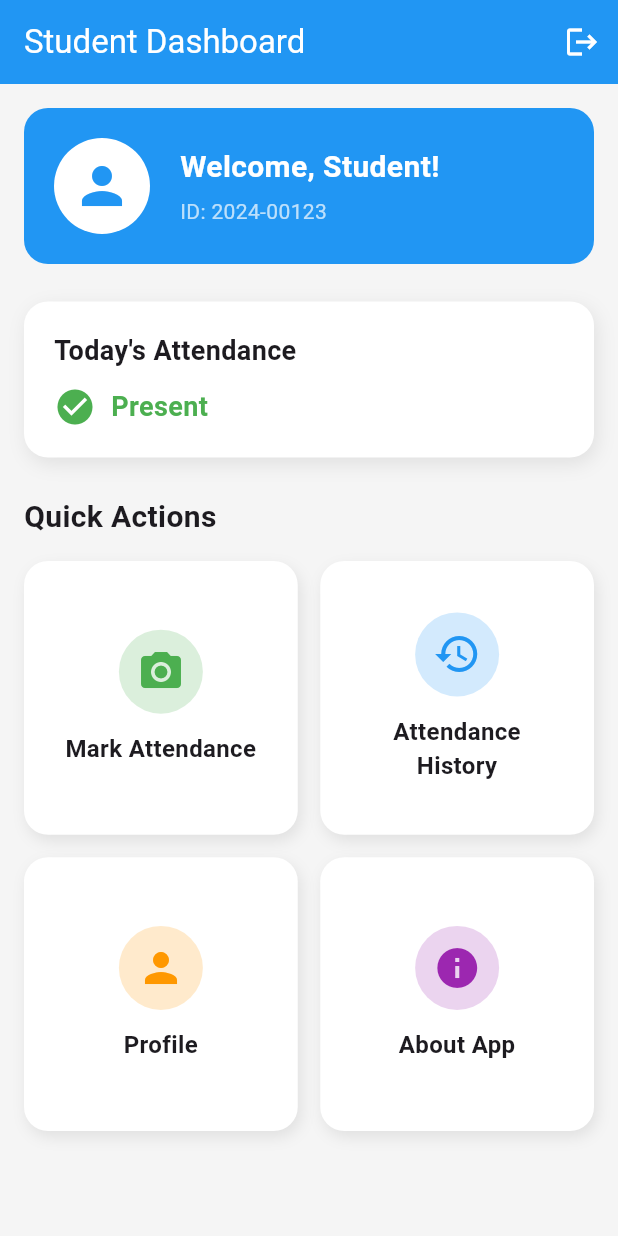
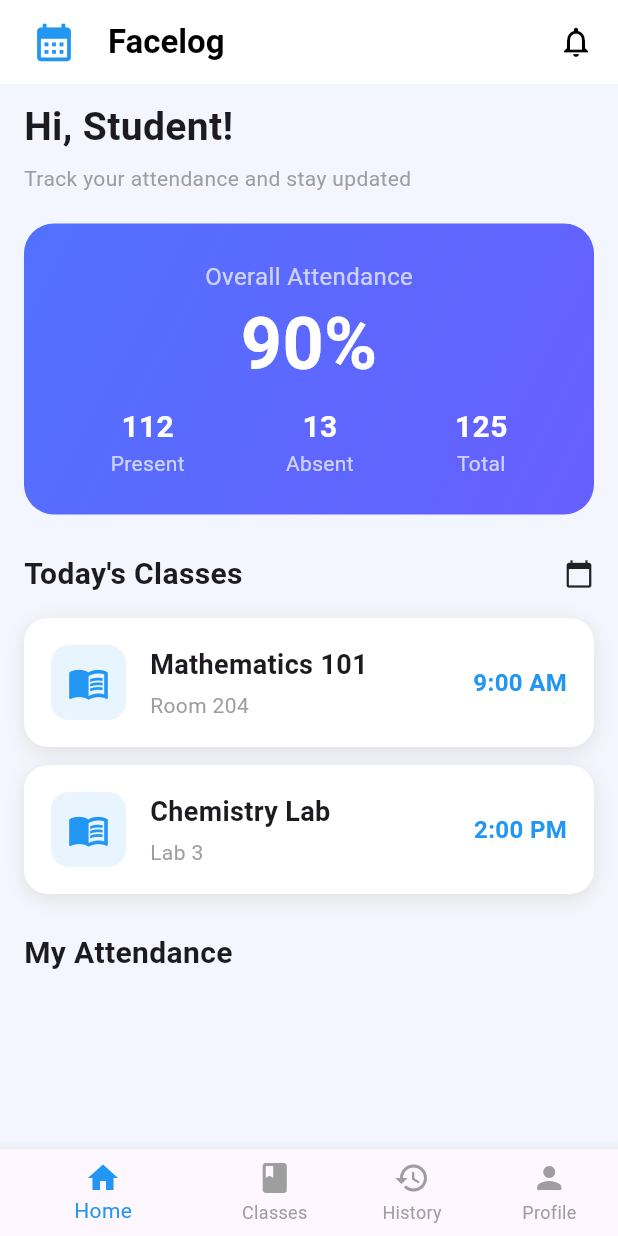
Before and after one commit to Nant23/facelog, a Flutter app: the StudentHome screen opened directly, on a phone screen of 412 x 824 dp. Run offline on Flutter 3.47's test engine with Material 3 defaults, Android fonts, the phone set to English and light mode, and no system bars; our stand-ins replace cloud_firestore, firebase_auth, firebase_core, firebase_messaging, flutter_local_notifications; accounts and stored records are empty.

Commit message:
Home pages for student and teachers

```diff
--- a/lib/student_home.dart
+++ b/lib/student_home.dart
@@ -1,5 +1,4 @@
 import 'package:flutter/material.dart';
-
 
 class StudentHome extends StatefulWidget {
   const StudentHome({super.key});
@@ -12,111 +11,95 @@ class _StudentHomeState extends State<StudentHome> {
   @override
   Widget build(BuildContext context) {
     return Scaffold(
-      backgroundColor: Colors.grey[100],
+      backgroundColor: const Color(0xfff4f6ff),
+
+      // ------------ APP BAR ------------
       appBar: AppBar(
-        backgroundColor: Colors.blue,
+        backgroundColor: Colors.white,
         elevation: 0,
+        leading: const Padding(
+          padding: EdgeInsets.only(left: 16),
+          child: Icon(Icons.calendar_month, color: Colors.blue, size: 30),
+        ),
         title: const Text(
-          "Student Dashboard",
-          style: TextStyle(color: Colors.white),
+          "Facelog",
+          style: TextStyle(
+            color: Colors.black,
+            fontWeight: FontWeight.bold,
           ),
-        actions: [
-          IconButton(
-            icon: const Icon(Icons.logout, color: Colors.white),
-            onPressed: () {
-              // TODO: add logout
-            },
         ),
+        actions: const [
+          Padding(
+            padding: EdgeInsets.only(right: 16),
+            child: Icon(Icons.notifications_none, color: Colors.black),
+          )
         ],
       ),
 
       body: SingleChildScrollView(
-        padding: const EdgeInsets.all(16),
+        padding: const EdgeInsets.symmetric(horizontal: 16),
         child: Column(
           crossAxisAlignment: CrossAxisAlignment.start,
           children: [
-            // Profile Section
-            Container(
-              padding: const EdgeInsets.all(20),
-              decoration: BoxDecoration(
-                color: Colors.blue,
-                borderRadius: BorderRadius.circular(16),
-              ),
-              child: Row(
-                children: [
-                  const CircleAvatar(
-                    radius: 32,
-                    backgroundColor: Colors.white,
-                    child: Icon(Icons.person, size: 40, color: Colors.blue),
-                  ),
-                  const SizedBox(width: 20),
-                  Expanded(
-                    child: Column(
-                      crossAxisAlignment: CrossAxisAlignment.start,
-                      children: const [
-                        Text(
-                          "Welcome, Student!",
+
+            const SizedBox(height: 10),
+
+            const Text(
+              "Hi, Student!",
               style: TextStyle(
-                            color: Colors.white,
-                            fontSize: 20,
+                fontSize: 26,
                 fontWeight: FontWeight.bold,
               ),
             ),
-                        SizedBox(height: 5),
-                        Text(
-                          "ID: 2024-00123",
+
+            const SizedBox(height: 6),
+
+            const Text(
+              "Track your attendance and stay updated",
+              style: TextStyle(fontSize: 14, color: Colors.grey),
+            ),
+
+            const SizedBox(height: 20),
+
+            // ------------ ATTENDANCE CARD ------------
+            Container(
+              width: double.infinity,
+              padding: const EdgeInsets.all(24),
+              decoration: BoxDecoration(
+                borderRadius: BorderRadius.circular(20),
+                gradient: const LinearGradient(
+                  colors: [Color(0xff5271ff), Color(0xff675fff)],
+                  begin: Alignment.topLeft,
+                  end: Alignment.bottomRight,
+                ),
+              ),
+              child: Column(
+                children: [
+                  const Text(
+                    "Overall Attendance",
                     style: TextStyle(
                       color: Colors.white70,
-                            fontSize: 14,
+                      fontSize: 16,
                     ),
                   ),
-                      ],
-                    ),
-                  ),
-                ],
-              ),
-            ),
-
-            const SizedBox(height: 25),
-
-            // Attendance Summary Card
-            Container(
-              width: double.infinity,
-              padding: const EdgeInsets.all(20),
-              decoration: BoxDecoration(
+                  const SizedBox(height: 10),
+                  const Text(
+                    "90%",
+                    style: TextStyle(
+                      fontSize: 48,
+                      height: 1,
                       color: Colors.white,
-                borderRadius: BorderRadius.circular(16),
-                boxShadow: [
-                  BoxShadow(
-                    color: Colors.grey.shade300,
-                    blurRadius: 10,
-                    offset: const Offset(2, 4),
-                  ),
-                ],
-              ),
-              child: Column(
-                crossAxisAlignment: CrossAxisAlignment.start,
-                children: const [
-                  Text(
-                    "Today's Attendance",
-                    style: TextStyle(
-                      fontSize: 18,
                       fontWeight: FontWeight.bold,
                     ),
                   ),
-                  SizedBox(height: 10),
+                  const SizedBox(height: 16),
+
                   Row(
-                    children: [
-                      Icon(Icons.check_circle, color: Colors.green, size: 28),
-                      SizedBox(width: 10),
-                      Text(
-                        "Present",
-                        style: TextStyle(
-                          fontSize: 18,
-                          color: Colors.green,
-                          fontWeight: FontWeight.w600,
-                        ),
-                      ),
+                    mainAxisAlignment: MainAxisAlignment.spaceAround,
+                    children: const [
+                      _attBlock("Present", "112"),
+                      _attBlock("Absent", "13"),
+                      _attBlock("Total", "125"),
                     ],
                   ),
                 ],
@@ -125,105 +108,163 @@ class _StudentHomeState extends State<StudentHome> {
 
             const SizedBox(height: 25),
 
-            // Quick Actions Title
-            const Text(
-              "Quick Actions",
+            // ------------ TODAY'S CLASSES ------------
+            Row(
+              mainAxisAlignment: MainAxisAlignment.spaceBetween,
+              children: const [
+                Text(
+                  "Today's Classes",
                   style: TextStyle(
                     fontSize: 20,
                     fontWeight: FontWeight.bold,
                   ),
                 ),
+                Icon(Icons.calendar_today, size: 20),
+              ],
+            ),
+
             const SizedBox(height: 15),
 
-            // Action Buttons Grid
-            GridView.count(
-              crossAxisCount: 2,
-              shrinkWrap: true,
-              crossAxisSpacing: 15,
-              mainAxisSpacing: 15,
-              physics: const NeverScrollableScrollPhysics(),
-              children: [
-                _actionCard(
-                  icon: Icons.camera_alt,
-                  title: "Mark Attendance",
-                  color: Colors.green,
-                  onTap: () {
-                    // TODO: open camera
-                  },
+            _classTile(
+              title: "Mathematics 101",
+              subtitle: "Room 204",
+              time: "9:00 AM",
             ),
-                _actionCard(
-                  icon: Icons.history,
-                  title: "Attendance History",
-                  color: Colors.blue,
-                  onTap: () {
-                    // TODO: navigate
-                  },
+
+            const SizedBox(height: 12),
+
+            _classTile(
+              title: "Chemistry Lab",
+              subtitle: "Lab 3",
+              time: "2:00 PM",
             ),
-                _actionCard(
-                  icon: Icons.person,
-                  title: "Profile",
-                  color: Colors.orange,
-                  onTap: () {
-                    // TODO: navigate
-                  },
+
+            const SizedBox(height: 25),
+
+            const Text(
+              "My Attendance",
+              style: TextStyle(
+                fontSize: 20,
+                fontWeight: FontWeight.bold,
               ),
-                _actionCard(
-                  icon: Icons.info,
-                  title: "About App",
-                  color: Colors.purple,
-                  onTap: () {},
             ),
+
+            const SizedBox(height: 20),
           ],
         ),
+      ),
+
+      // ------------ BOTTOM NAVIGATION BAR ------------
+      bottomNavigationBar: BottomNavigationBar(
+        selectedItemColor: Colors.blue,
+        unselectedItemColor: Colors.grey,
+        showUnselectedLabels: true,
+        items: const [
+          BottomNavigationBarItem(icon: Icon(Icons.home), label: "Home"),
+          BottomNavigationBarItem(icon: Icon(Icons.class_), label: "Classes"),
+          BottomNavigationBarItem(icon: Icon(Icons.history), label: "History"),
+          BottomNavigationBarItem(icon: Icon(Icons.person), label: "Profile"),
         ],
-        ),
       ),
     );
   }
 
-  // Action Card Widget
-  Widget _actionCard({
-    required IconData icon,
+  // ------------ CLASS LIST TILE ------------
+  Widget _classTile({
     required String title,
-    required Color color,
-    required Function() onTap,
+    required String subtitle,
+    required String time,
   }) {
-    return InkWell(
-      onTap: onTap,
-      borderRadius: BorderRadius.circular(16),
-      child: Container(
-        padding: const EdgeInsets.all(20),
+    return Container(
+      padding: const EdgeInsets.all(18),
       decoration: BoxDecoration(
         color: Colors.white,
         borderRadius: BorderRadius.circular(16),
         boxShadow: [
           BoxShadow(
             color: Colors.grey.shade300,
-              blurRadius: 8,
-              offset: const Offset(2, 4),
-            ),
+            blurRadius: 10,
+            offset: const Offset(0, 3),
+          )
         ],
       ),
+      child: Row(
+        children: [
+          Container(
+            height: 50,
+            width: 50,
+            decoration: BoxDecoration(
+              color: Colors.blue.withOpacity(0.1),
+              borderRadius: BorderRadius.circular(12),
+            ),
+            child: const Icon(Icons.menu_book, color: Colors.blue, size: 28),
+          ),
+          const SizedBox(width: 16),
+
+          Expanded(
             child: Column(
-          mainAxisAlignment: MainAxisAlignment.center,
+              crossAxisAlignment: CrossAxisAlignment.start,
               children: [
-            CircleAvatar(
-              radius: 28,
-              backgroundColor: color.withOpacity(0.2),
-              child: Icon(icon, size: 32, color: color),
-            ),
-            const SizedBox(height: 12),
                 Text(
                   title,
-              textAlign: TextAlign.center,
                   style: const TextStyle(
-                fontSize: 16,
+                    fontSize: 18,
                     fontWeight: FontWeight.w600,
+                  ),
+                ),
+                const SizedBox(height: 4),
+                Text(
+                  subtitle,
+                  style: const TextStyle(
+                    fontSize: 14,
+                    color: Colors.grey,
                   ),
                 ),
               ],
             ),
           ),
+
+          Text(
+            time,
+            style: const TextStyle(
+              fontSize: 16,
+              fontWeight: FontWeight.bold,
+              color: Colors.blue,
+            ),
+          ),
+        ],
+      ),
     );
   }
 }
+
+// ------------ SMALL BOX (Present/Absent/Total) ------------
+class _attBlock extends StatelessWidget {
+  final String title;
+  final String value;
+
+  const _attBlock(this.title, this.value, {super.key});
+
+  @override
+  Widget build(BuildContext context) {
+    return Column(
+      children: [
+        Text(
+          value,
+          style: const TextStyle(
+            fontSize: 20,
+            color: Colors.white,
+            fontWeight: FontWeight.bold,
+          ),
+        ),
+        Text(
+          title,
+          style: const TextStyle(
+            color: Colors.white70,
+            fontSize: 14,
+          ),
+        ),
+      ],
+    );
+  }
+}
--- a/pubspec.yaml
+++ b/pubspec.yaml
@@ -34,9 +34,11 @@ dependencies:
   # The following adds the Cupertino Icons font to your application.
   # Use with the CupertinoIcons class for iOS style icons.
   cupertino_icons: ^1.0.8
-  firebase_core: ^4.2.1
+  firebase_core: ^4.3.0
   firebase_auth: ^6.1.2
   cloud_firestore: ^6.1.0
+  firebase_messaging: ^16.0.4
+  flutter_local_notifications: ^19.5.0
 
 dev_dependencies:
   flutter_test:
```
Also changed, not shown: lib/login_page.dart (+60 -11 lines), lib/main.dart (+114 -4 lines), lib/signup_page.dart (+16 -5 lines), lib/teacher_home.dart (added, +209 -0 lines), pubspec.lock, 3 other files. Lines whose indentation alone changed are shown as unchanged.
